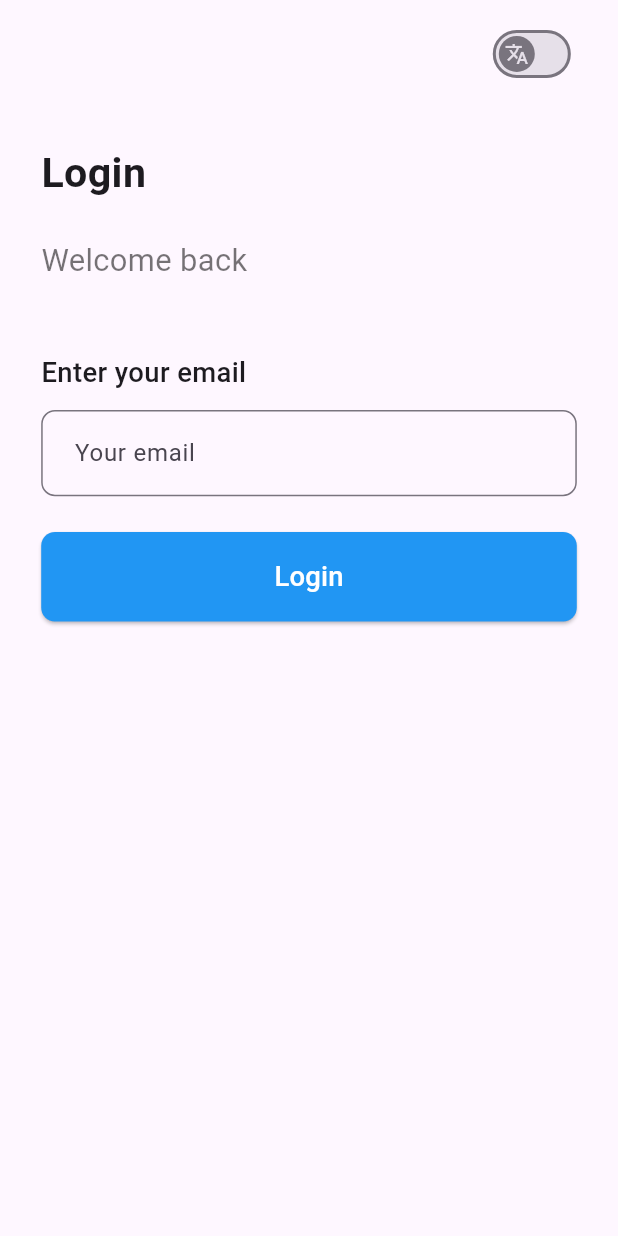
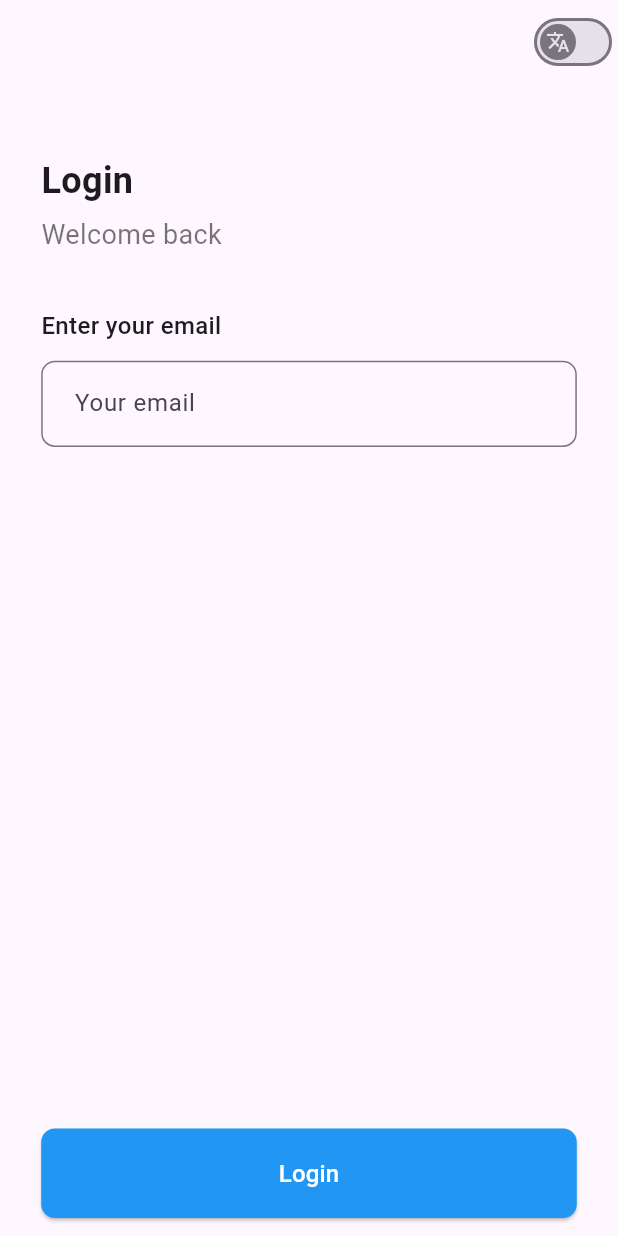
Before and after one commit to ThisTemka/Auth, a Flutter app: the screen it shows after launch, on a phone screen of 412 x 824 dp. Run offline on Flutter 3.47's test engine with Material 3 defaults, Android fonts, the phone set to English and light mode, and no system bars; our stand-ins replace flutter_riverpod, flutter_screenutil, get, shared_preferences.

Commit message:
settings adaptives and make similar design

```diff
--- a/lib/pages/login/login_page.dart
+++ b/lib/pages/login/login_page.dart
@@ -29,45 +29,52 @@ class _LoginPageState extends ConsumerState<LoginPage> {
     final pageInputState = ref.watch(loginPageInputStateProvider);
 
     return Scaffold(
-        body: SafeArea(
-      child: Padding(
-        padding: EdgeInsets.symmetric(horizontal: 24.0.w),
-        child: Column(
-          crossAxisAlignment: CrossAxisAlignment.start,
-          children: [
-            SizedBox(height: 10.h),
-            Align(
-              alignment: Alignment.centerRight,
-              child: Switch.adaptive(
+        appBar: AppBar(
+          automaticallyImplyLeading: false,
+          actions: [
+            Switch.adaptive(
               value: manager.getTranslationType() == TranslationType.ru,
               onChanged: (value) => manager.changeTranslation(
                   value ? TranslationType.ru : TranslationType.en),
               thumbIcon: WidgetStateProperty.all(
                 const Icon(Icons.translate),
               ),
+            )
+          ],
+        ),
+        body: SafeArea(
+          child: Padding(
+            padding: EdgeInsets.symmetric(horizontal: 24.0.w),
+            child: Column(
+              children: [
+                Expanded(
+                  child: ListView(
+                    children: [
+                      SizedBox(
+                          height:
+                              ScreenUtil().orientation == Orientation.landscape
+                                  ? 10.h
+                                  : 40.h),
+                      Text(
+                        LoginPageTranslation.title,
+                        style: TextStyle(
+                          fontSize: 24.spMin,
+                          fontWeight: FontWeight.bold,
+                        ),
+                      ),
+                      SizedBox(height: 5.h),
+                      Text(
+                        LoginPageTranslation.welcome,
+                        style: TextStyle(
+                          fontSize: 18.spMin,
+                          color: Colors.black54,
                         ),
                       ),
                       SizedBox(height: 30.h),
                       Text(
-              LoginPageTranslation.title,
-              style: TextStyle(
-                fontSize: 24.sp,
-                fontWeight: FontWeight.bold,
-              ),
-            ),
-            SizedBox(height: 20.h),
-            Text(
-              LoginPageTranslation.welcome,
-              style: TextStyle(
-                fontSize: 18.sp,
-                color: Colors.black54,
-              ),
-            ),
-            SizedBox(height: 40.h),
-            Text(
                         LoginPageTranslation.enterEmail,
                         style: TextStyle(
-                fontSize: 16.sp,
+                          fontSize: 16.spMin,
                           fontWeight: FontWeight.w500,
                         ),
                       ),
@@ -89,6 +96,9 @@ class _LoginPageState extends ConsumerState<LoginPage> {
                         ),
                       ),
                       SizedBox(height: 20.h),
+                    ],
+                  ),
+                ),
                 SizedBox(
                   width: double.infinity,
                   height: 50.h,
@@ -104,11 +114,12 @@ class _LoginPageState extends ConsumerState<LoginPage> {
                       LoginPageTranslation.loginButton,
                       style: TextStyle(
                         color: Colors.white,
-                    fontSize: 16.sp,
+                        fontSize: 16.spMin,
                       ),
                     ),
                   ),
                 ),
+                SizedBox(height: 10.h),
               ],
             ),
           ),
```
Also changed, not shown: lib/pages/confirm/confirm_page.dart (+35 -20 lines), lib/pages/content/content_page.dart (+39 -21 lines). Lines whose indentation alone changed are shown as unchanged.
